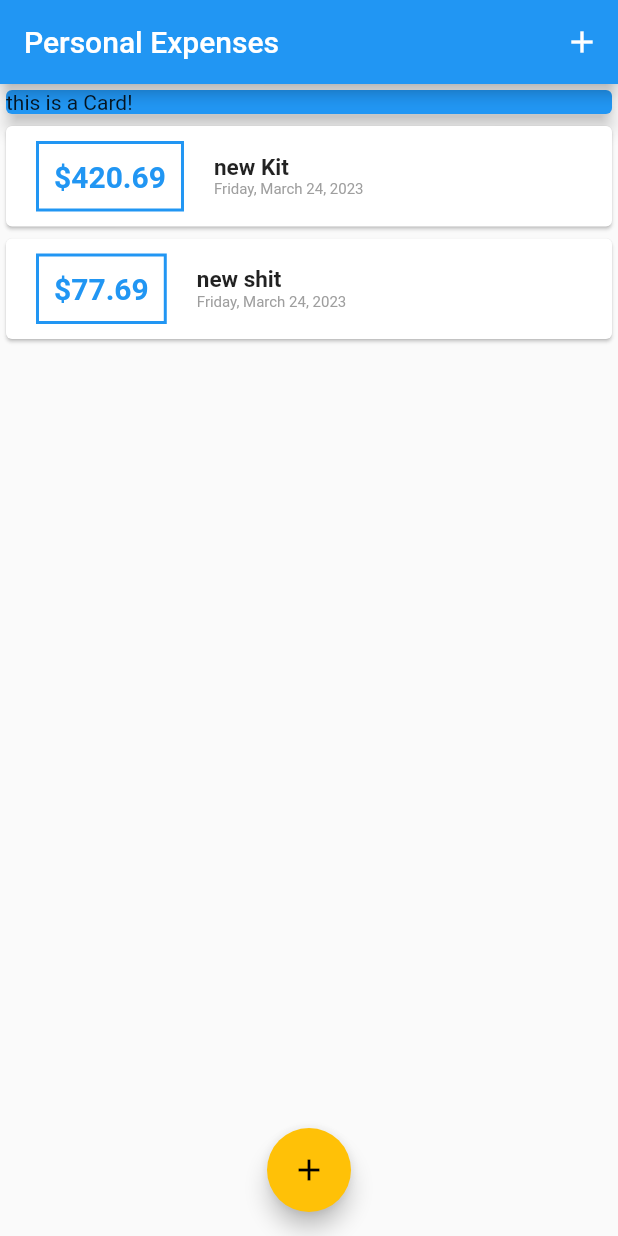
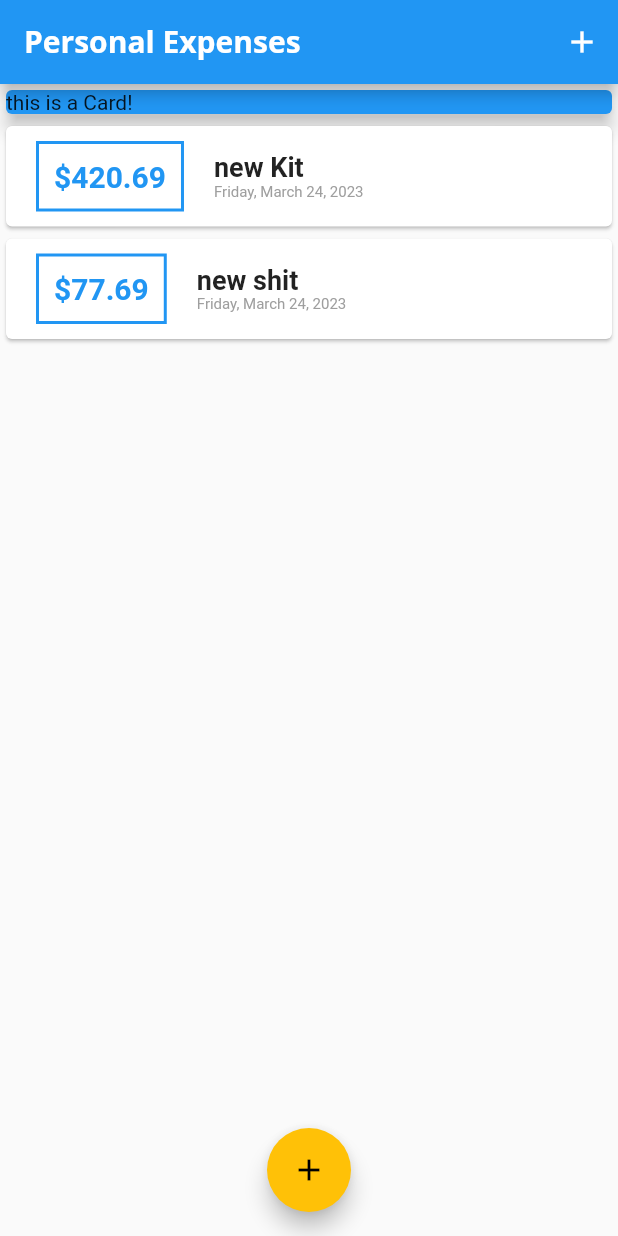
Before and after one commit to barimehdi77/personal-expenses-app, a Flutter app: the screen it shows after launch, on a phone screen of 412 x 824 dp. Run offline on Flutter 3.47's test engine with Material 2 defaults, Android fonts, the phone set to English and light mode, and no system bars; Roboto replaces fonts that are missing (Quicksnad).

Commit message:
feat: adding new fonts and images.. apply themed style to the title and header text

```diff
--- a/lib/main.dart
+++ b/lib/main.dart
@@ -25,6 +25,26 @@ class MyApp extends StatelessWidget {
             onBackground: Colors.black,
             surface: Colors.grey,
             onSurface: Colors.green),
+        fontFamily: 'Quicksand',
+        textTheme: ThemeData.light().textTheme.copyWith(
+              titleLarge: TextStyle(
+                fontFamily: 'Quicksnad',
+                fontWeight: FontWeight.bold,
+                fontSize: 18,
+              ),
+            ),
+        appBarTheme: AppBarTheme(
+          toolbarTextStyle: TextStyle(
+            fontFamily: 'OpenSans',
+            fontWeight: FontWeight.bold,
+            fontSize: 20,
+          ),
+          titleTextStyle: TextStyle(
+            fontFamily: 'OpenSans',
+            fontWeight: FontWeight.bold,
+            fontSize: 20,
+          ),
+        ),
       ),
       home: MyHomePage(),
     );
--- a/lib/widgets/transactionList.widget.dart
+++ b/lib/widgets/transactionList.widget.dart
@@ -40,10 +40,7 @@ class TransactionList extends StatelessWidget {
                   children: [
                     Text(
                       transactions[index].name,
-                      style: TextStyle(
-                        fontWeight: FontWeight.bold,
-                        fontSize: 15,
-                      ),
+                      style: Theme.of(context).textTheme.titleLarge,
                     ),
                     Text(
                       DateFormat.yMMMMEEEEd().format(transactions[index].date),
```
Also changed, not shown: pubspec.yaml (+11 -11 lines), assets/fonts/OpenSans-Bold.ttf (added), assets/fonts/OpenSans-Regular.ttf (added), assets/fonts/Quicksand-Bold.ttf (added), assets/fonts/Quicksand-Light.ttf (added), assets/fonts/Quicksand-Medium.ttf (added), assets/fonts/Quicksand-Regular.ttf (added), assets/images/waiting.png (added).
